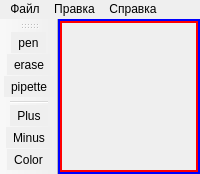
teplov-andrew/mc-paint, file paint_ui.ui: the form before one commit.
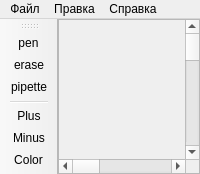
The form after the commit. Icons and pictures are not drawn.

What changed in the file:
```diff
--- a/paint_ui.ui
+++ b/paint_ui.ui
@@ -5,22 +5,13 @@
   <property name="windowTitle">
    <string>Minecraft Paint</string>
   </property>
-  <property name="styleSheet">
-   <string notr="true">background-color: rgb(239, 239, 239);</string>
-  </property>
   <property name="toolButtonStyle">
    <enum>Qt::ToolButtonIconOnly</enum>
   </property>
-  <property name="documentMode">
-   <bool>true</bool>
-  </property>
   <property name="tabShape">
    <enum>QTabWidget::Rounded</enum>
   </property>
   <widget class="QWidget" name="centralwidget">
-   <property name="styleSheet">
-    <string notr="true">border: 2px solid green;</string>
-   </property>
    <layout class="QHBoxLayout" name="horizontalLayout">
     <property name="spacing">
      <number>0</number>
@@ -39,20 +30,29 @@
     </property>
     <item>
      <widget class="QScrollArea" name="scrollArea">
-      <property name="styleSheet">
-       <string notr="true">border: 2px solid blue;</string>
-      </property>
       <property name="widgetResizable">
        <bool>true</bool>
       </property>
       <widget class="QWidget" name="scrollAreaWidgetContents">
-       <property name="styleSheet">
-        <string notr="true">border: 2px solid red;</string>
+       <property name="minimumSize">
+        <size>
+         <width>1344</width>
+         <height>1344</height>
+        </size>
        </property>
-       <layout class="QHBoxLayout" name="horizontalLayout_2">
-        <property name="spacing">
-         <number>0</number>
-        </property>
+       <property name="maximumSize">
+        <size>
+         <width>1344</width>
+         <height>1344</height>
+        </size>
+       </property>
+       <property name="sizeIncrement">
+        <size>
+         <width>1</width>
+         <height>1</height>
+        </size>
+       </property>
+       <layout class="QGridLayout" name="gridLayout">
         <property name="leftMargin">
          <number>0</number>
         </property>
@@ -65,7 +65,10 @@
         <property name="bottomMargin">
          <number>0</number>
         </property>
-        <item>
+        <property name="spacing">
+         <number>0</number>
+        </property>
+        <item row="0" column="0">
          <layout class="QGridLayout" name="grid">
           <property name="spacing">
            <number>1</number>
@@ -83,7 +86,7 @@
     <rect>
      <x>0</x>
      <y>0</y>
-     <width>1077</width>
+     <width>949</width>
      <height>22</height>
     </rect>
    </property>
```
Left out of the diff: 3 changed lines with no effect on the pictures.
